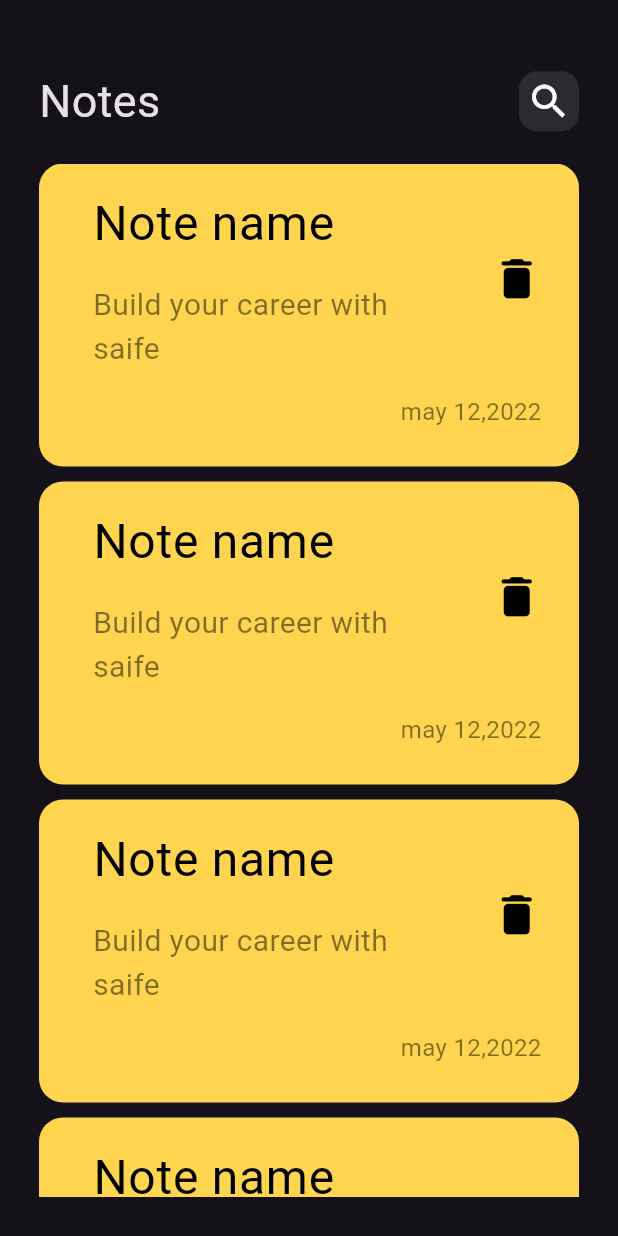
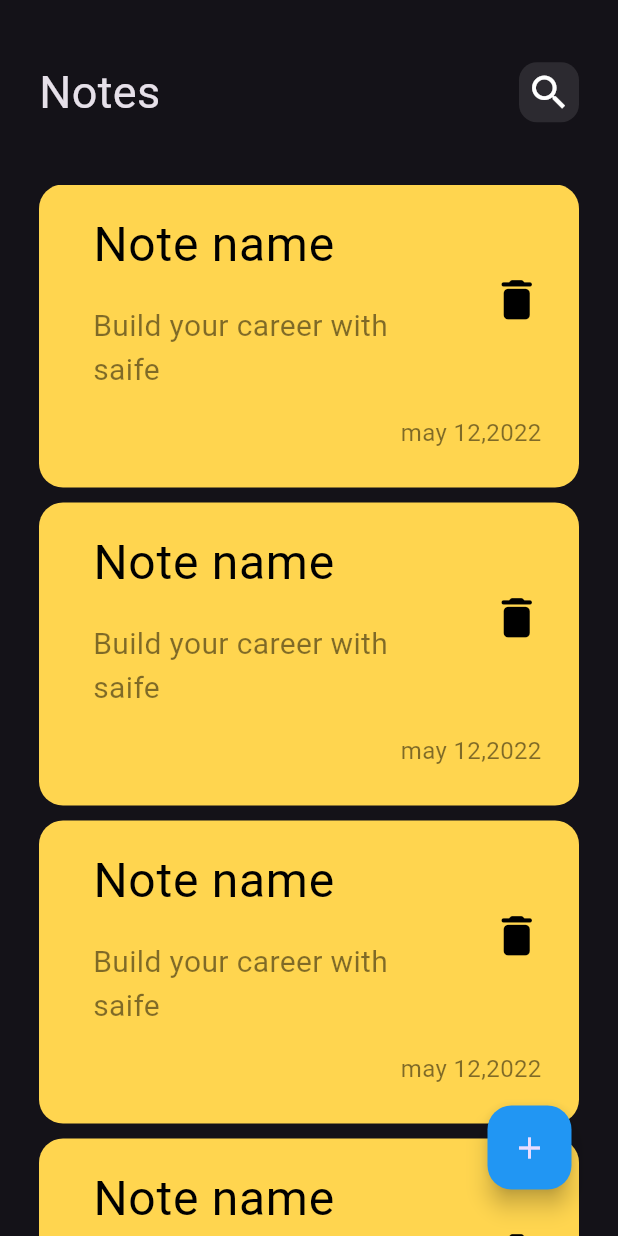
Before and after one commit to saifeahmed/notes_app, a Flutter app: the screen it shows after launch, on a phone screen of 412 x 824 dp. Run offline on Flutter 3.47's test engine with Material 3 defaults, Android fonts, the phone set to English and light mode, and no system bars.

Commit message:
made bottom sheet with text field

```diff
--- a/lib/views/notes_view.dart
+++ b/lib/views/notes_view.dart
@@ -1,4 +1,6 @@
 import 'package:flutter/material.dart';
+import 'package:notes_app/widgets/add_bottom_sheat.dart';
+import 'package:notes_app/widgets/custom_text_field.dart';
 import 'package:notes_app/widgets/custome_view_body.dart';
 
 class NotesView extends StatelessWidget {
@@ -7,6 +9,22 @@ class NotesView extends StatelessWidget {
   @override
   Widget build(BuildContext context) {
     return Scaffold(
+      floatingActionButton: Padding(
+        padding: const EdgeInsets.only(bottom: 15, right: 15),
+        child: FloatingActionButton(
+          onPressed: () {
+            showModalBottomSheet(
+                shape: RoundedRectangleBorder(
+                    borderRadius: BorderRadius.circular(16)),
+                context: context,
+                builder: (context) {
+                  return AddBottomSheat();
+                });
+          },
+          child: Icon(Icons.add),
+          backgroundColor: Colors.blue,
+        ),
+      ),
       body: CustomeViewBody(),
     );
   }
--- a/lib/widgets/custome_view_body.dart
+++ b/lib/widgets/custome_view_body.dart
@@ -8,15 +8,15 @@ class CustomeViewBody extends StatelessWidget {
   @override
   Widget build(BuildContext context) {
     return Padding(
-      padding: const EdgeInsets.all(26),
+      padding: const EdgeInsets.symmetric(horizontal: 26),
       child: Column(
         children: [
           Padding(
-            padding: const EdgeInsets.only(top: 20),
+            padding: const EdgeInsets.only(top: 40),
             child: CustomAppBar(),
           ),
           SizedBox(
-            height: 20,
+            height: 40,
           ),
           Expanded(child: ListNotes())
         ],
```
Also changed, not shown: lib/widgets/add_bottom_sheat.dart (added, +28 -0 lines), lib/widgets/custom_text_field.dart (added, +25 -0 lines).
